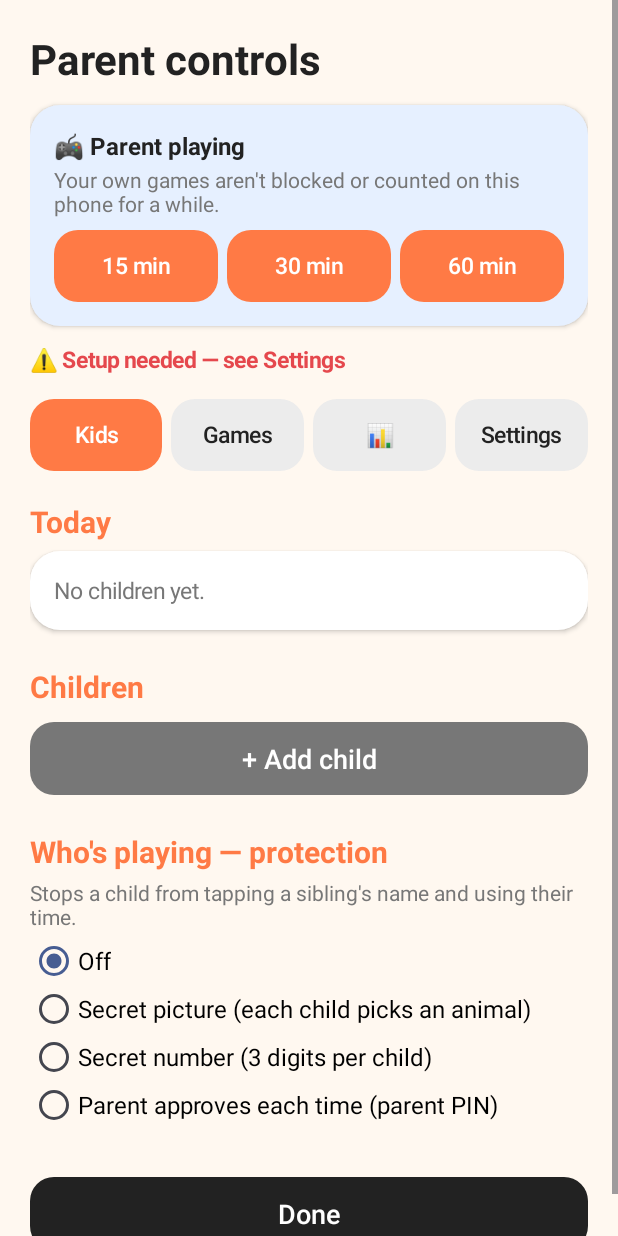
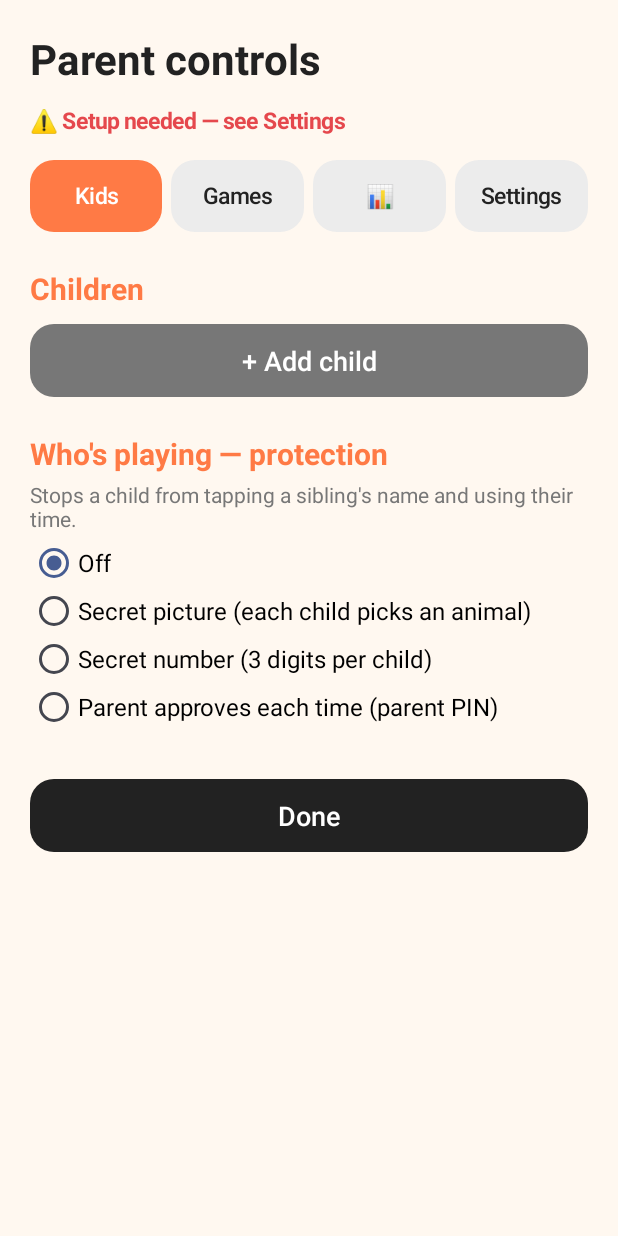
Before and after one commit to mckogan2/phone-time-tracker, an Android app: the ParentActivity screen opened directly, with no data from a screen before it, after a tap on "Kids", on a phone screen of 412 x 824 dp. Run offline under Robolectric (Android 15) with nearby library versions, the phone set to English and light mode, and no system bars; our stand-ins replace Firebase (no records; nobody signed in at launch, a user with empty details on screens opened directly); pictures from the network do not load.

Commit message:
Parents: remove the top parent-playing card and the Today list
Parent (no time limit) on the Who's playing screen replaces the timed
parent-playing card, and each kid's card already shows the time used and
left, so the Today list repeated them.

Co-Authored-By: Claude Opus 5.5 <noreply@anthropic.com>
Claude-Session: https://claude.ai/code/session_01UYjdNgjZpZ27a7qTvfEb62

```diff
--- a/app/src/main/java/com/mckogan/playtime/ParentActivity.kt
+++ b/app/src/main/java/com/mckogan/playtime/ParentActivity.kt
@@ -77,7 +77,6 @@ class ParentActivity : Activity() {
     private fun render() {
         val root = Ui.column(this, 20)
         root.add(Ui.text(this, getString(R.string.parent_title), 28f, bold = true))
-        root.add(parentPlayingCard(), topMarginDp = 12)
 
         val guardOn = GuardService.isReady(this)
         if (tab == null) tab = if (guardOn) TAB_KIDS else TAB_SETTINGS
@@ -211,34 +210,7 @@ class ParentActivity : Activity() {
     }
 
     /** "Parent playing": your own games aren't blocked or counted on this phone for a while. */
-    private fun parentPlayingCard(): LinearLayout {
-        val card = Ui.card(this, Ui.INFO_BG)
-        if (store.parentPlaying()) {
-            card.add(Ui.text(this, Ui.parentPlayingText(this, store), 16f, bold = true))
-            card.add(Ui.button(this, getString(R.string.parent_playing_end), Ui.MUTED, 15f) {
-                store.parentPlayingUntil = 0L
-                render()
-            }, topMarginDp = 8)
-        } else {
-            card.add(Ui.text(this, getString(R.string.parent_playing), 16f, bold = true))
-            card.add(Ui.text(this, getString(R.string.parent_playing_hint), 14f, Ui.MUTED), topMarginDp = 2)
-            val row = Ui.row(this)
-            for ((i, minutes) in listOf(15, 30, 60).withIndex()) {
-                row.addView(Ui.button(this, getString(R.string.minutes_short, minutes), Ui.ACCENT, 15f) {
-                    store.parentPlayingUntil = System.currentTimeMillis() + minutes * Store.MINUTE_MS
-                    store.pause()
-                    render()
-                }, weighted(leftMarginDp = if (i == 0) 0 else 6))
-            }
-            card.add(row, topMarginDp = 8)
-        }
-        return card
-    }
-
     private fun kidsTab(root: LinearLayout) {
-        root.add(section(getString(R.string.section_today)), topMarginDp = 20)
-        root.add(todaySummary(), topMarginDp = 6)
-
         root.add(section(getString(R.string.section_children)), topMarginDp = 24)
         val active = store.activeKid()
         for (kid in store.kids()) root.add(kidCard(kid, active?.id == kid.id), topMarginDp = 10)
@@ -269,31 +241,6 @@ class ParentActivity : Activity() {
     }
 
     /** One line per child: minutes played today and on which games (all family phones). */
-    private fun todaySummary(): LinearLayout {
-        val card = Ui.card(this)
-        val kids = store.kids()
-        if (kids.isEmpty()) card.add(Ui.text(this, getString(R.string.today_nothing), 15f, Ui.MUTED))
-        for ((i, kid) in kids.withIndex()) {
-            val used = store.usedMs(kid.id).coerceAtLeast(0)
-            val games = store.gamesToday(kid.id).take(4).joinToString(" · ") { (pkg, ms) ->
-                "${label(pkg)} ${(ms + 30_000) / 60_000}"
-            }
-            val line = Ui.row(this)
-            line.addView(Ui.kidAvatar(this, kid, Ui.kid(kid.color), 32))
-            line.addView(
-                Ui.text(
-                    this,
-                    getString(R.string.today_line, kid.name, Ui.formatMinutes(this, used)) +
-                        if (games.isNotEmpty()) "\n$games" else "",
-                    15f,
-                ).apply { setPadding(dp(12), 0, 0, 0) },
-                LinearLayout.LayoutParams(0, LinearLayout.LayoutParams.WRAP_CONTENT, 1f),
-            )
-            card.add(line, topMarginDp = if (i == 0) 0 else 10)
-        }
-        return card
-    }
-
     private fun gamesTab(root: LinearLayout) {
         root.add(section(getString(R.string.section_games)), topMarginDp = 20)
         val detected = store.detectedGames(refresh = true)
```
